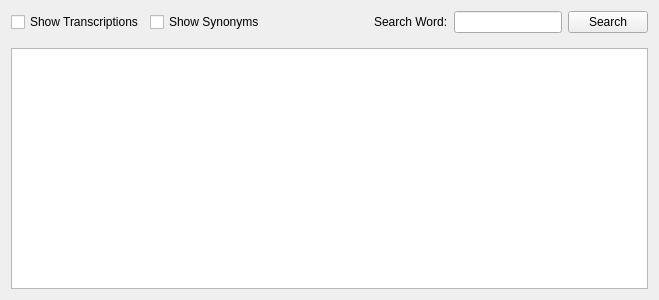
Before: the Qt Designer form Forms/VocabularyWordsWidget.ui in iatanasov77/qvocabulary, drawn with Qt 5.
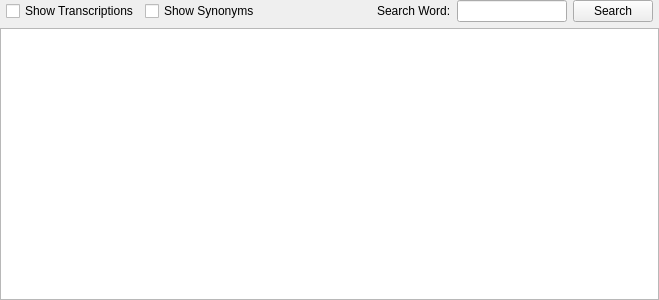
After: the same form once the commit is applied.

Commit message: Adjust Layout Margins.

The edit to the form file:
```diff
--- a/Forms/VocabularyWordsWidget.ui
+++ b/Forms/VocabularyWordsWidget.ui
@@ -14,8 +14,29 @@
    <string>Frame</string>
   </property>
   <layout class="QVBoxLayout" name="verticalLayout">
+   <property name="leftMargin">
+    <number>0</number>
+   </property>
+   <property name="topMargin">
+    <number>0</number>
+   </property>
+   <property name="rightMargin">
+    <number>0</number>
+   </property>
+   <property name="bottomMargin">
+    <number>0</number>
+   </property>
    <item>
     <layout class="QHBoxLayout" name="horizontalLayout">
+     <property name="spacing">
+      <number>6</number>
+     </property>
+     <property name="leftMargin">
+      <number>6</number>
+     </property>
+     <property name="rightMargin">
+      <number>6</number>
+     </property>
      <item>
       <widget class="QCheckBox" name="chkShowTranscriptions">
        <property name="text">
@@ -69,9 +90,15 @@
      </property>
      <widget class="QWidget" name="pageVocabulary">
       <layout class="QVBoxLayout" name="verticalLayout_3">
+       <property name="spacing">
+        <number>0</number>
+       </property>
        <property name="leftMargin">
         <number>0</number>
        </property>
+       <property name="topMargin">
+        <number>0</number>
+       </property>
        <property name="rightMargin">
         <number>0</number>
        </property>
```
The commit also changes 5 other files.
